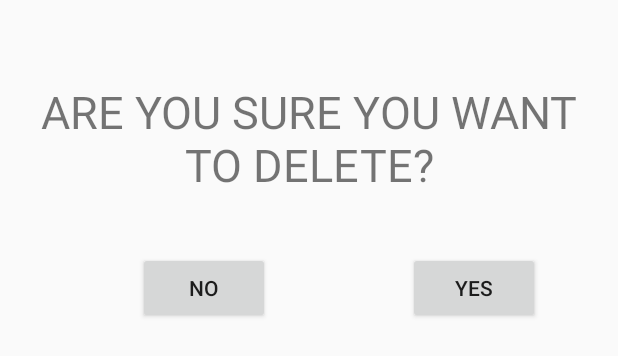
After one commit to rockink/todoApp, an Android app: the layout fragment_delete_confirmation_dialog.xml on its own in the app's theme, with its tools: preview values and no code run, on a phone screen of 412 x 824 dp. The commit adds this screen. Shown: the top 356 px of the screen. Run offline under Robolectric (Android 15) with nearby library versions, the phone set to English and light mode, and no system bars; network calls fail.

Commit message:
adding dialog

```diff
--- a/app/src/main/java/com/proAndroid/todoapp/db/DbTodo.kt
+++ b/app/src/main/java/com/proAndroid/todoapp/db/DbTodo.kt
@@ -51,4 +51,7 @@ interface TodoDao {
     @Delete
     fun deleteTodo(firstTodo: DbTodo)
 
+    @Query("DELETE FROM TODO where id=:id")
+    abstract fun deleteTodoById(id: Int)
+
 }
--- a/app/src/main/java/com/proAndroid/todoapp/service/RemoteTodoService.kt
+++ b/app/src/main/java/com/proAndroid/todoapp/service/RemoteTodoService.kt
@@ -110,6 +110,10 @@ class RemoteTodoService @Inject constructor(
         todoDao.deleteTodo(firstTodo)
     }
 
+    fun deleteTodo(id: Int) {
+        todoDao.deleteTodoById(id)
+    }
+
     companion object {
         fun getTodoImages(): List<String> {
             val urlTemplate = "https://picsum.photos/id/%d/200/300" // d as in integer, decimal
--- /dev/null
+++ b/app/src/main/res/layout/fragment_delete_confirmation_dialog.xml
@@ -0,0 +1,44 @@
+<?xml version="1.0" encoding="utf-8"?>
+<androidx.constraintlayout.widget.ConstraintLayout xmlns:android="http://schemas.android.com/apk/res/android"
+    xmlns:app="http://schemas.android.com/apk/res-auto"
+    xmlns:tools="http://schemas.android.com/tools"
+    android:layout_width="match_parent"
+    android:layout_height="match_parent"
+    tools:context=".ui.todoDisplay.deleteDialog.DeleteConfirmationDialogFragment">
+
+
+    <TextView
+        android:id="@+id/title"
+        android:layout_width="wrap_content"
+        android:layout_height="wrap_content"
+        android:layout_marginTop="44dp"
+        android:gravity="center"
+        android:padding="10dp"
+        android:text="ARE YOU SURE YOU WANT TO DELETE?"
+        android:textSize="30sp"
+        app:layout_constraintEnd_toEndOf="parent"
+        app:layout_constraintHorizontal_bias="0.473"
+        app:layout_constraintStart_toStartOf="parent"
+        app:layout_constraintTop_toTopOf="parent" />
+
+    <Button
+        android:id="@+id/yesButton"
+        android:layout_width="wrap_content"
+        android:layout_height="wrap_content"
+        android:layout_marginTop="28dp"
+        android:layout_marginEnd="52dp"
+        android:layout_marginRight="52dp"
+        android:text="Yes"
+        app:layout_constraintEnd_toEndOf="parent"
+        app:layout_constraintTop_toBottomOf="@+id/title" />
+
+    <Button
+        android:id="@+id/noButton"
+        android:layout_width="wrap_content"
+        android:layout_height="wrap_content"
+        android:layout_marginTop="28dp"
+        android:text="NO"
+        app:layout_constraintEnd_toStartOf="@+id/yesButton"
+        app:layout_constraintStart_toStartOf="parent"
+        app:layout_constraintTop_toBottomOf="@+id/title" />
+</androidx.constraintlayout.widget.ConstraintLayout>
```
Also changed, not shown: app/src/main/java/com/proAndroid/todoapp/ui/todoDisplay/TodoListDisplayAdapter.kt (+9 -0 lines), app/src/main/java/com/proAndroid/todoapp/ui/todoDisplay/deleteDialog/DeleteConfirmationDialogFragment.kt (added, +64 -0 lines), app/src/main/res/layout/todo_layout.xml (+14 -0 lines), app/src/main/res/navigation/nav_graph.xml (+8 -0 lines).
